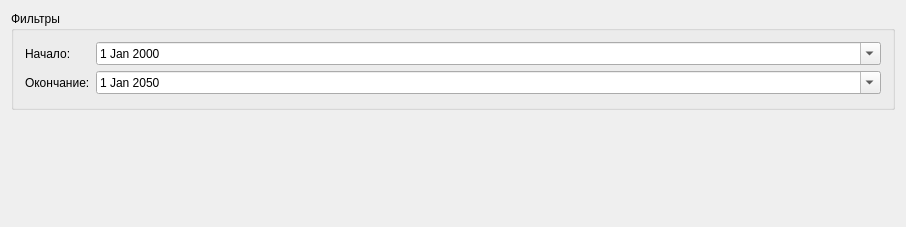
Above: src/znotes.ui from SergeyZaz/DSV before the change. Below: the same form after it.
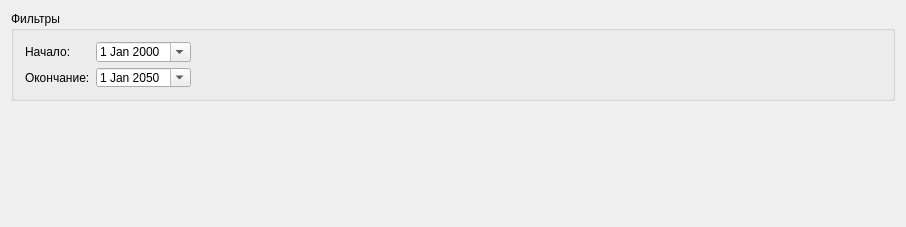
That is the form after the change. Icons and pictures are not drawn. Custom widgets are drawn as their Qt base class.

Commit message: add: сохранение установленного периода в Settings

Patch:
```diff
--- a/src/znotes.ui
+++ b/src/znotes.ui
@@ -19,35 +19,24 @@
   </property>
   <layout class="QVBoxLayout" name="verticalLayout">
    <item>
-    <layout class="QHBoxLayout" name="horizontalLayout">
-     <item>
       <widget class="QGroupBox" name="groupBox_2">
+     <property name="sizePolicy">
+      <sizepolicy hsizetype="Preferred" vsizetype="Minimum">
+       <horstretch>0</horstretch>
+       <verstretch>0</verstretch>
+      </sizepolicy>
+     </property>
+     <property name="maximumSize">
+      <size>
+       <width>16777215</width>
+       <height>90</height>
+      </size>
+     </property>
        <property name="title">
         <string>Фильтры</string>
        </property>
-       <layout class="QFormLayout" name="formLayout">
-        <item row="0" column="0">
-         <widget class="QLabel" name="label_2">
-          <property name="text">
-           <string>Начало:</string>
-          </property>
-         </widget>
-        </item>
-        <item row="3" column="0">
-         <widget class="QLabel" name="label_3">
-          <property name="text">
-           <string>Окончание:</string>
-          </property>
-         </widget>
-        </item>
-        <item row="0" column="1">
-         <widget class="QDateEdit" name="date_begin">
-          <property name="calendarPopup">
-           <bool>true</bool>
-          </property>
-         </widget>
-        </item>
-        <item row="3" column="1">
+     <layout class="QGridLayout" name="gridLayout">
+      <item row="1" column="1">
          <widget class="QDateEdit" name="date_end">
           <property name="dateTime">
            <datetime>
@@ -64,10 +53,55 @@
           </property>
          </widget>
         </item>
-       </layout>
-      </widget>
-     </item>
-    </layout>
+      <item row="1" column="0">
+       <widget class="QLabel" name="label_3">
+        <property name="text">
+         <string>Окончание:</string>
+        </property>
+       </widget>
+      </item>
+      <item row="0" column="0">
+       <widget class="QLabel" name="label_2">
+        <property name="text">
+         <string>Начало:</string>
+        </property>
+       </widget>
+      </item>
+      <item row="0" column="1">
+       <widget class="QDateEdit" name="date_begin">
+        <property name="calendarPopup">
+         <bool>true</bool>
+        </property>
+       </widget>
+      </item>
+      <item row="0" column="2">
+       <spacer name="horizontalSpacer">
+        <property name="orientation">
+         <enum>Qt::Horizontal</enum>
+        </property>
+        <property name="sizeHint" stdset="0">
+         <size>
+          <width>40</width>
+          <height>20</height>
+         </size>
+        </property>
+       </spacer>
+      </item>
+      <item row="1" column="2">
+       <spacer name="horizontalSpacer_2">
+        <property name="orientation">
+         <enum>Qt::Horizontal</enum>
+        </property>
+        <property name="sizeHint" stdset="0">
+         <size>
+          <width>40</width>
+          <height>20</height>
+         </size>
+        </property>
+       </spacer>
+      </item>
+     </layout>
+    </widget>
    </item>
    <item>
     <widget class="QSplitter" name="splitter">
@@ -75,6 +109,12 @@
       <enum>Qt::Horizontal</enum>
      </property>
      <widget class="ZView" name="m_tbl" native="true">
+      <property name="sizePolicy">
+       <sizepolicy hsizetype="Preferred" vsizetype="Maximum">
+        <horstretch>0</horstretch>
+        <verstretch>0</verstretch>
+       </sizepolicy>
+      </property>
       <property name="minimumSize">
        <size>
         <width>100</width>
```
Lines whose indentation alone changed are shown as unchanged. The commit also changes 2 other files.
